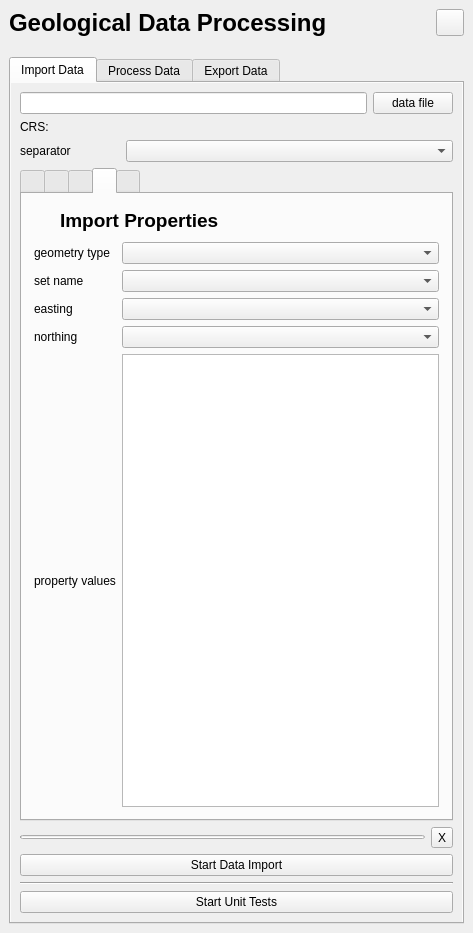
Old version of the form geological_data_processing_dockwidget_base.ui in the repository stdonn/GeologicalDataProcessing.
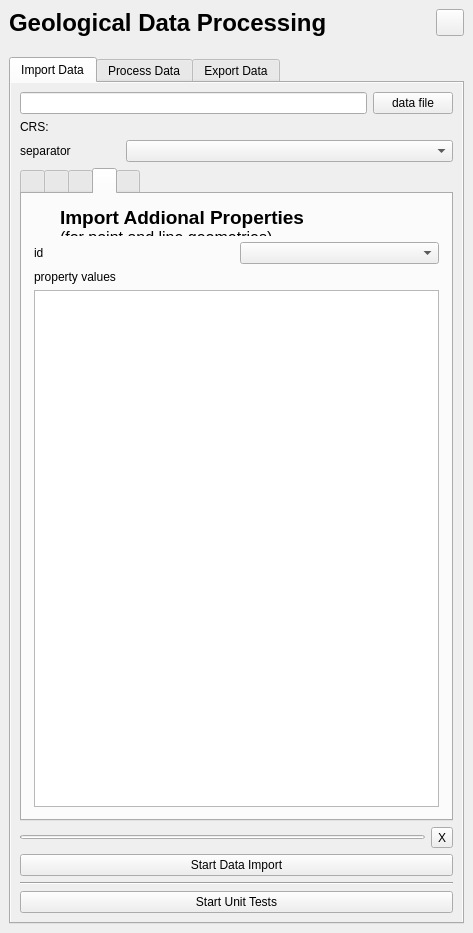
New version of the form. The open tabs and pages were chosen to show the change. Icons and pictures are not drawn. Custom widgets are drawn as their Qt base class.

Commit message: Reordered properties and added property (re-)import

What changed in the file:
```diff
--- a/geological_data_processing_dockwidget_base.ui
+++ b/geological_data_processing_dockwidget_base.ui
@@ -1419,60 +1419,16 @@
               <property name="bottomMargin">
                <number>12</number>
               </property>
-              <item row="3" column="0">
-               <widget class="QLabel" name="label_13">
-                <property name="text">
-                 <string>easting</string>
-                </property>
-               </widget>
-              </item>
-              <item row="5" column="1">
-               <widget class="QListWidget" name="values_props">
+              <item row="3" column="0" colspan="2">
+               <widget class="QTableView" name="values_props">
                 <property name="selectionMode">
                  <enum>QAbstractItemView::MultiSelection</enum>
                 </property>
-               </widget>
-              </item>
-              <item row="1" column="1">
-               <widget class="QComboBox" name="geometry_props"/>
-              </item>
-              <item row="2" column="0">
-               <widget class="QLabel" name="label_38">
-                <property name="text">
-                 <string>set name</string>
+                <property name="selectionBehavior">
+                 <enum>QAbstractItemView::SelectRows</enum>
                 </property>
                </widget>
               </item>
-              <item row="1" column="0">
-               <widget class="QLabel" name="label_37">
-                <property name="text">
-                 <string>geometry type</string>
-                </property>
-               </widget>
-              </item>
-              <item row="4" column="0">
-               <widget class="QLabel" name="label_33">
-                <property name="text">
-                 <string>northing</string>
-                </property>
-               </widget>
-              </item>
-              <item row="5" column="0">
-               <widget class="QLabel" name="label_36">
-                <property name="text">
-                 <string>property values</string>
-                </property>
-               </widget>
-              </item>
-              <item row="2" column="1">
-               <widget class="QComboBox" name="setname_props"/>
-              </item>
-              <item row="4" column="1">
-               <widget class="QComboBox" name="northing_props"/>
-              </item>
-              <item row="3" column="1">
-               <widget class="QComboBox" name="easting_props"/>
-              </item>
               <item row="0" column="0" colspan="2">
                <layout class="QHBoxLayout" name="horizontalLayout_8">
                 <item>
@@ -1515,7 +1471,7 @@
                    </size>
                   </property>
                   <property name="text">
-                   <string>&lt;html&gt;&lt;head/&gt;&lt;body&gt;&lt;p&gt;&lt;span style=&quot; font-size:14pt; font-weight:600;&quot;&gt;Import Properties&lt;/span&gt;&lt;/p&gt;&lt;/body&gt;&lt;/html&gt;</string>
+                   <string>&lt;html&gt;&lt;head/&gt;&lt;body&gt;&lt;p&gt;&lt;span style=&quot; font-size:14pt; font-weight:600;&quot;&gt;Import Addional Properties&lt;/span&gt;&lt;br/&gt;&lt;span style=&quot; font-size:12pt;&quot;&gt;(for point and line geometries)&lt;/span&gt;&lt;/p&gt;&lt;/body&gt;&lt;/html&gt;</string>
                   </property>
                   <property name="textFormat">
                    <enum>Qt::RichText</enum>
@@ -1530,6 +1486,23 @@
                 </item>
                </layout>
               </item>
+              <item row="1" column="1">
+               <widget class="QComboBox" name="id_props"/>
+              </item>
+              <item row="1" column="0">
+               <widget class="QLabel" name="label_13">
+                <property name="text">
+                 <string>id</string>
+                </property>
+               </widget>
+              </item>
+              <item row="2" column="0" colspan="2">
+               <widget class="QLabel" name="label_36">
+                <property name="text">
+                 <string>property values</string>
+                </property>
+               </widget>
+              </item>
              </layout>
             </item>
            </layout>
```
Left out of the diff: 143 changed lines with no effect on the pictures. The commit also changes 9 other files.
